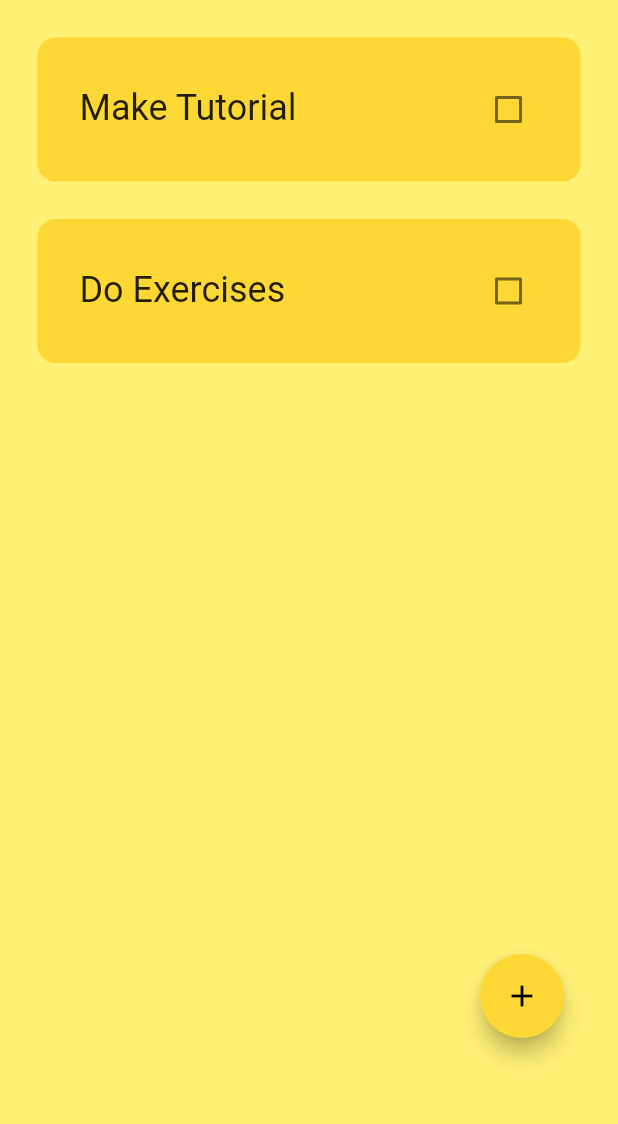
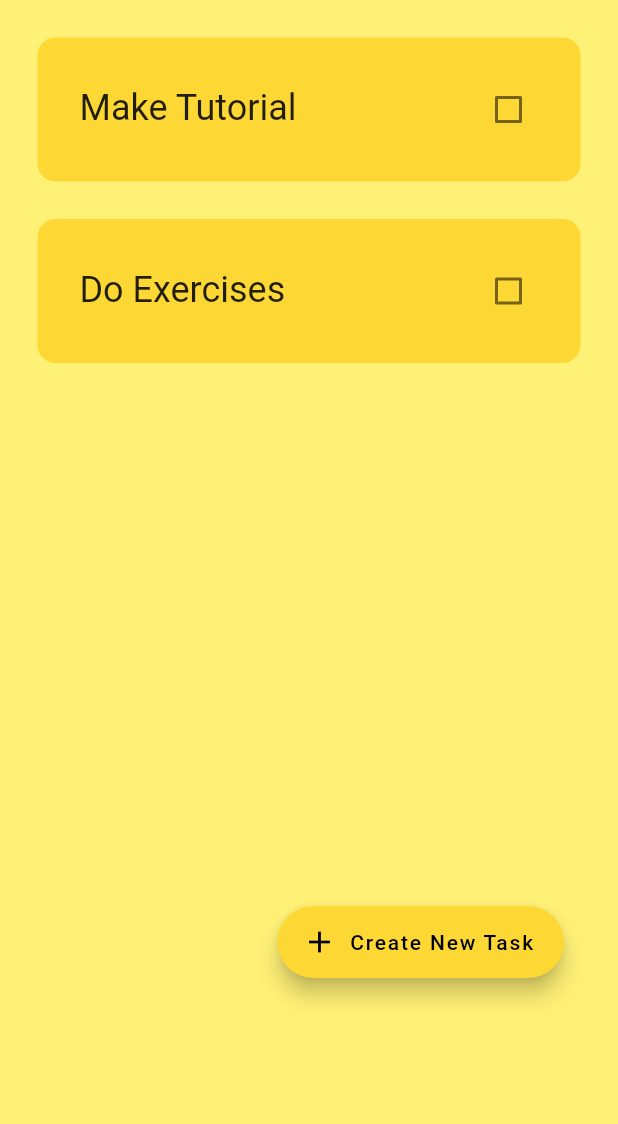
Before and after one commit to ShadePrima/flutter_todo_app, a Flutter app: the screen it shows after launch, on a phone screen of 412 x 824 dp, the part 84-1208 px from its top. Run offline on Flutter 3.47's test engine with Material 2 defaults, Android fonts, the phone set to English and light mode, and no system bars; drawn by our look-alikes of flutter_slidable; our stand-ins replace hive_flutter; accounts and stored records are empty.

Commit message:
hot fix to do tile

```diff
--- a/lib/components/dialo_box.dart
+++ b/lib/components/dialo_box.dart
@@ -24,6 +24,8 @@ class DialogBox extends StatelessWidget {
             //get user input
             TextField(
               controller: controler,
+              autofocus: true,
+              maxLines: null,
               decoration: const InputDecoration(
                   border: OutlineInputBorder(), hintText: 'Add a  new task'),
             ),
--- a/lib/pages/home_page.dart
+++ b/lib/pages/home_page.dart
@@ -115,12 +115,12 @@ class _HomePageState extends State<HomePage> {
           elevation: 0,
         ),
         floatingActionButton: Padding(
-          padding: const EdgeInsets.only(bottom: 60, right: 20),
-          child: FloatingActionButton(
-            backgroundColor: Colors.yellow[600],
-            onPressed: createNewTask,
-            child: const Icon(Icons.add),
-          ),
+          padding: const EdgeInsets.only(bottom: 100, right: 20),
+          child: FloatingActionButton.extended(
+              backgroundColor: Colors.yellow[600],
+              onPressed: createNewTask,
+              icon: const Icon(Icons.add),
+              label: const Text('Create New Task')),
         ),
         body: ListView.builder(
           itemCount: db.toDoList.length,
```
